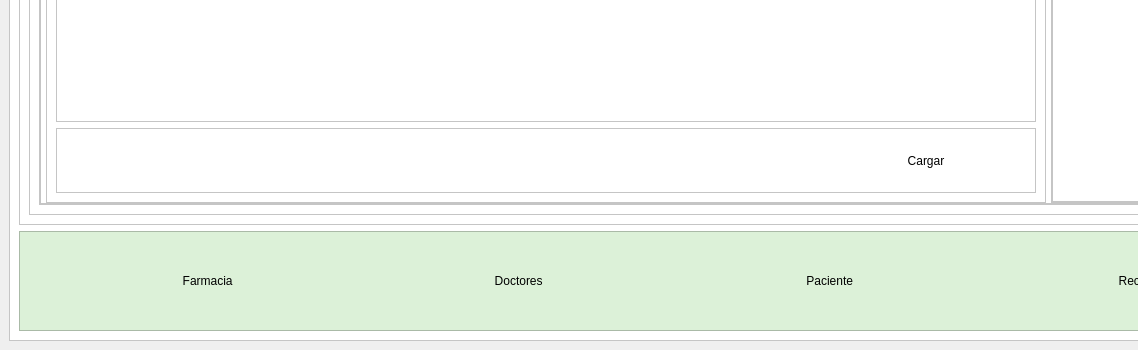
Qt form views/CentroMedicoTejutla.ui (andree-ro/HospitalLaEsperanza) before a commit; both pictures show x 0 to 1138 and y 430 to 780 of the 1348 by 780 pixel window.
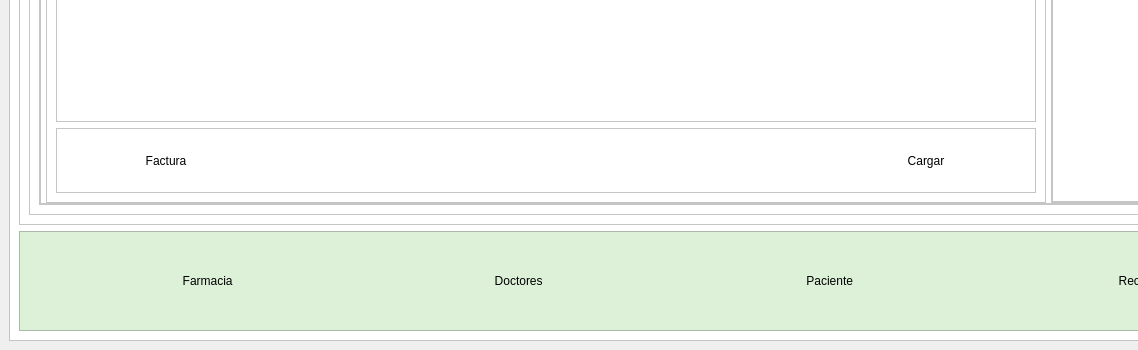
The same form after that commit. The open tabs and pages were chosen to show the change. Icons and pictures are not drawn.

Diff of the .ui file:
```diff
--- a/views/CentroMedicoTejutla.ui
+++ b/views/CentroMedicoTejutla.ui
@@ -5524,7 +5524,48 @@
                             <property name="frameShadow">
                              <enum>QFrame::Raised</enum>
                             </property>
-                            <layout class="QHBoxLayout" name="horizontalLayout_149">
+                            <layout class="QHBoxLayout" name="horizontalLayout_63">
+                             <item>
+                              <widget class="QPushButton" name="cargar_Cita_2">
+                               <property name="minimumSize">
+                                <size>
+                                 <width>200</width>
+                                 <height>45</height>
+                                </size>
+                               </property>
+                               <property name="styleSheet">
+                                <string notr="true">QFrame{
+background-color: rgb(51, 157, 255);
+}
+
+QPushButton{
+color: rgb(0, 0, 0);
+	background-color: rgb(255, 255, 255);
+border-bottom-left-radius:20px;
+font: 75 9pt &quot;Open Sans Semibold&quot;
+}
+
+QPushButton:hover{
+color: rgb(255, 255, 255);
+background-color: rgb(160, 207, 41);
+border-bottom-left-radius:10px;
+border-bottom-right-radius:10px;
+border-top-left-radius:10px;
+border-top-right-radius:10px;
+font: 75 9pt  &quot;Open Sans Semibold&quot;
+}</string>
+                               </property>
+                               <property name="text">
+                                <string>Factura</string>
+                               </property>
+                               <property name="iconSize">
+                                <size>
+                                 <width>55</width>
+                                 <height>50</height>
+                                </size>
+                               </property>
+                              </widget>
+                             </item>
                              <item>
                               <spacer name="horizontalSpacer_71">
                                <property name="orientation">
```
Left out of the diff: 4 changed lines with no effect on the pictures.
